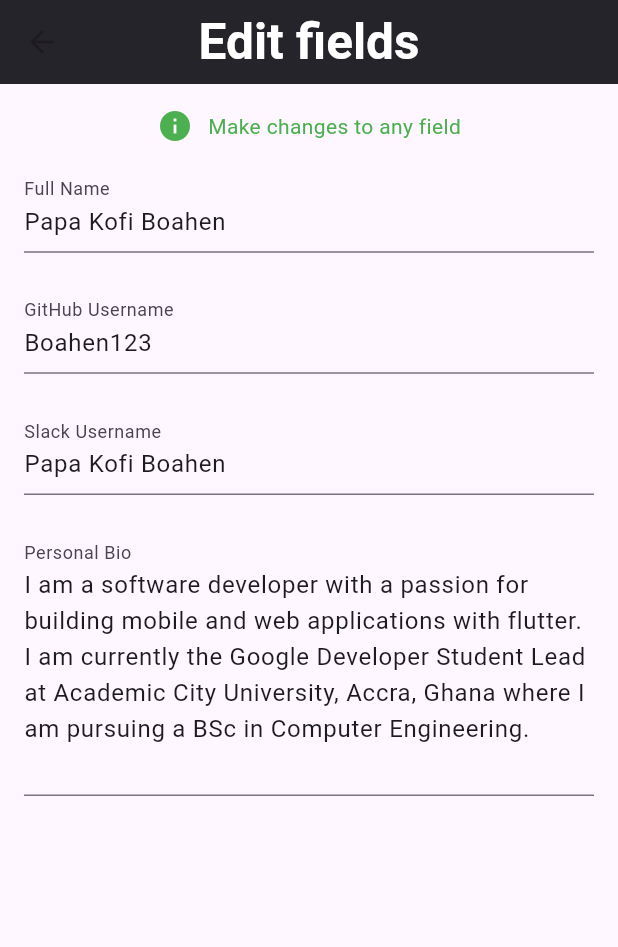
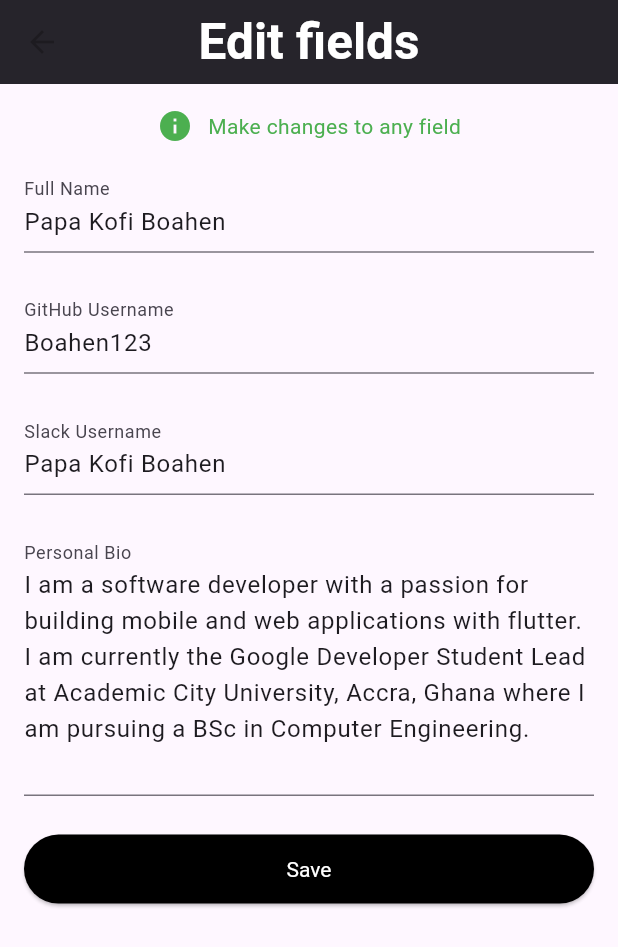
Before and after one commit to Boahen123/papa_kofi_cv, a Flutter app: the Edit screen opened by its route, on a phone screen of 412 x 824 dp. Shown: the top 947 px of the screen. Run offline on Flutter 3.47's test engine with Material 2 defaults, Android fonts, the phone set to English and light mode, and no system bars; our stand-ins replace flutter_svg, get.

Commit message:
added an auto redirect after updating fields

```diff
--- a/lib/screens/edit.dart
+++ b/lib/screens/edit.dart
@@ -1,6 +1,7 @@
 import 'package:cv_application/controllers/field_controller.dart';
 import 'package:cv_application/widgets/edit_header.dart';
 import 'package:flutter/material.dart';
+import 'package:get/get.dart';
 
 class Edit extends StatefulWidget {
   const Edit({super.key});
@@ -132,46 +133,47 @@ class _EditState extends State<Edit> {
                     SizedBox(
                       height: size.height * 0.03,
                     ),
-
-                    /// To include validation features before finalizing changes
-                    // ElevatedButton(
-                    //   style: ButtonStyle(
-                    //       backgroundColor: MaterialStateProperty.all<Color>(Colors
-                    //           .black), // set the background color of the button
-                    //       textStyle: MaterialStateProperty.all<TextStyle>(
-                    //           const TextStyle(color: Colors.white)),
-                    //       padding: MaterialStateProperty.all<EdgeInsets>(
-                    //           const EdgeInsets.symmetric(
-                    //               vertical: 15.0,
-                    //               horizontal:
-                    //                   30.0)), // set the padding of the button
-                    //       shape:
-                    //           MaterialStateProperty.all<RoundedRectangleBorder>(
-                    //               RoundedRectangleBorder(
-                    //                   borderRadius:
-                    //                       BorderRadius.circular(30.0)))),
-                    //   onPressed: () {
-                    //     if (formKey.currentState!.validate()) {
-                    //       fieldController
-                    //           .modifyFullname(fullNameController.text);
-                    //       fieldController.modifyGitHubUsername(
-                    //           githubUsernameController.text);
-                    //       fieldController.modifySlackUsername(
-                    //           slackUsernameController.text);
-                    //       fieldController
-                    //           .modifyPersonalBio(personalBioController.text);
-                    //       Get.snackbar("Success", "Fields updated successfully",
-                    //           duration: const Duration(seconds: 5),
-                    //           backgroundColor: Colors.white,
-                    //           messageText:
-                    //               const Text("Fields updated successfully!"));
-                    //     }
-                    //   },
-                    //   child: const Text(
-                    //     'Save',
-                    //     style: TextStyle(color: Colors.white),
-                    //   ),
-                    // ),
+                    ElevatedButton(
+                      style: ButtonStyle(
+                          backgroundColor: MaterialStateProperty.all<Color>(Colors
+                              .black), // set the background color of the button
+                          textStyle: MaterialStateProperty.all<TextStyle>(
+                              const TextStyle(color: Colors.white)),
+                          padding: MaterialStateProperty.all<EdgeInsets>(
+                              const EdgeInsets.symmetric(
+                                  vertical: 15.0,
+                                  horizontal:
+                                      30.0)), // set the padding of the button
+                          shape:
+                              MaterialStateProperty.all<RoundedRectangleBorder>(
+                                  RoundedRectangleBorder(
+                                      borderRadius:
+                                          BorderRadius.circular(30.0)))),
+                      onPressed: () async {
+                        if (formKey.currentState!.validate()) {
+                          fieldController
+                              .modifyFullname(fullNameController.text);
+                          fieldController.modifyGitHubUsername(
+                              githubUsernameController.text);
+                          fieldController.modifySlackUsername(
+                              slackUsernameController.text);
+                          fieldController
+                              .modifyPersonalBio(personalBioController.text);
+                          Get.snackbar("Success", "Fields updated successfully",
+                              duration: const Duration(seconds: 3),
+                              backgroundColor: Colors.white,
+                              messageText:
+                                  const Text("Fields updated successfully!"));
+                          await Future.delayed(const Duration(seconds: 3));
+                          if (!mounted) return;
+                          Navigator.pop(context);
+                        }
+                      },
+                      child: const Text(
+                        'Save',
+                        style: TextStyle(color: Colors.white),
+                      ),
+                    ),
                   ],
                 ),
               ),
```
Also changed, not shown: pubspec.lock.
